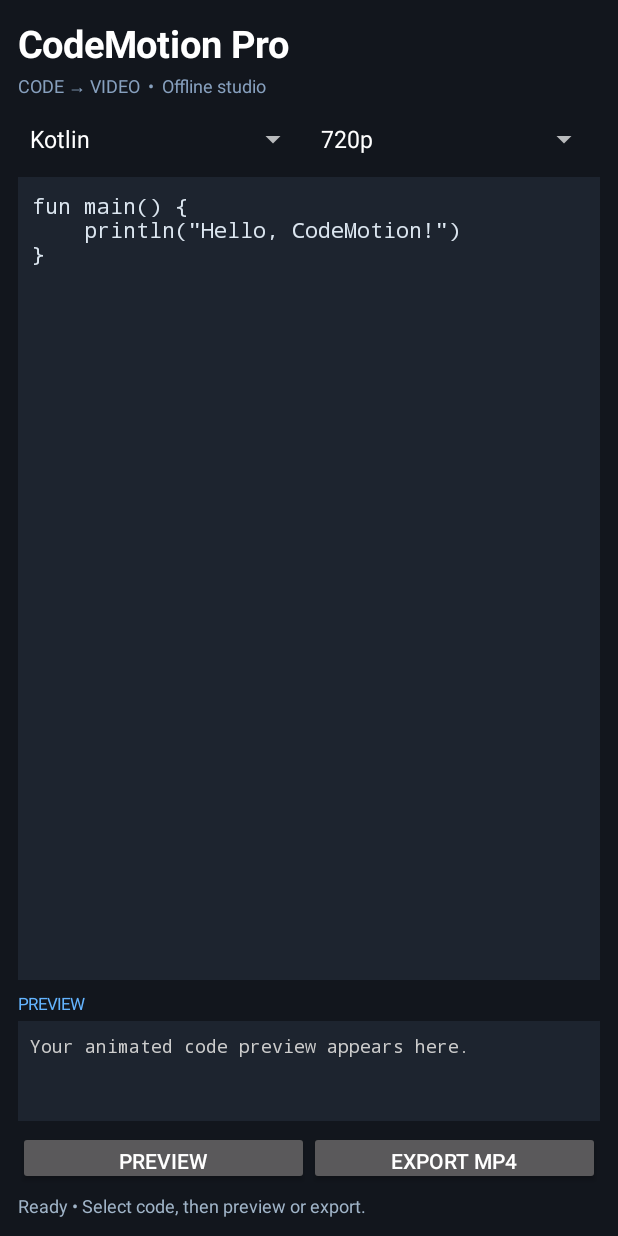
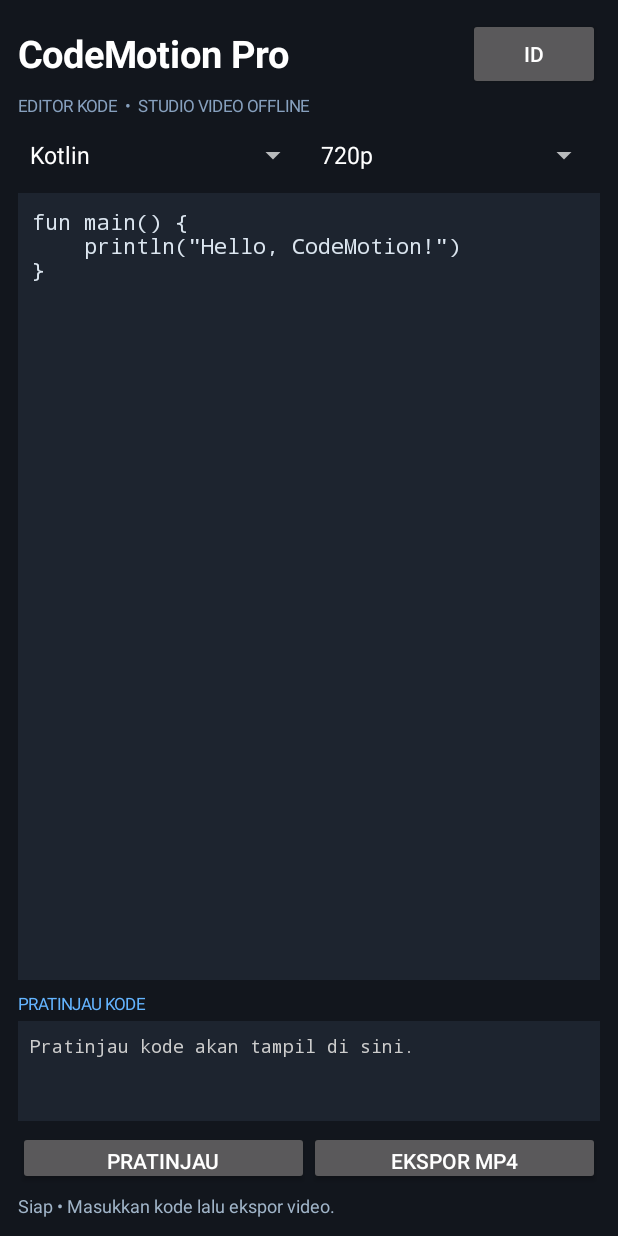
Before and after one commit to suksesjt12-source/CodeMotion-Pro, an Android app: the screen it shows after launch (MainActivity), on a phone screen of 412 x 824 dp. Run offline under Robolectric (Android 15) with nearby library versions, the phone set to English and light mode, and no system bars.

Commit message:
Add bilingual UI and save exported MP4 to gallery

```diff
--- a/app/src/main/java/com/codemotion/pro/MainActivity.kt
+++ b/app/src/main/java/com/codemotion/pro/MainActivity.kt
@@ -1,39 +1,60 @@
 package com.codemotion.pro
 
 import android.app.Activity
+import android.os.Build
 import android.os.Bundle
+import android.content.ContentValues
 import android.graphics.Color
+import android.media.MediaScannerConnection
+import android.net.Uri
+import android.provider.MediaStore
 import android.view.Gravity
 import android.view.ViewGroup
 import android.widget.*
 import android.text.InputType
+import java.io.File
+import java.io.FileInputStream
 
 class MainActivity : Activity() {
     private lateinit var editor: EditText
     private lateinit var preview: TextView
     private lateinit var status: TextView
+    private lateinit var exportButton: Button
     private var language = "Kotlin"
     private var resolution = "720p"
+    private var isIndonesian = true
 
     override fun onCreate(savedInstanceState: Bundle?) {
         super.onCreate(savedInstanceState)
         window.statusBarColor = Color.rgb(22, 27, 36)
         window.navigationBarColor = Color.rgb(22, 27, 36)
+        buildInterface()
+    }
+
+    private fun buildInterface() {
         val root = LinearLayout(this).apply {
             orientation = LinearLayout.VERTICAL
             setPadding(18, 18, 18, 18)
             setBackgroundColor(Color.rgb(18, 22, 29))
         }
-        root.addView(TextView(this).apply {
+        val header = LinearLayout(this).apply { orientation = LinearLayout.HORIZONTAL; gravity = Gravity.CENTER_VERTICAL }
+        header.addView(TextView(this).apply {
             text = "CodeMotion Pro"
             textSize = 25f
             setTextColor(Color.WHITE)
             setTypeface(null, android.graphics.Typeface.BOLD)
-        })
+        }, LinearLayout.LayoutParams(0, -2, 1f))
+        val localeButton = Button(this).apply { text = if (isIndonesian) "ID" else "EN" }
+        localeButton.setOnClickListener {
+            isIndonesian = !isIndonesian
+            buildInterface()
+        }
+        header.addView(localeButton)
+        root.addView(header)
         root.addView(TextView(this).apply {
-            text = "CODE → VIDEO  •  Offline studio"
-            textSize = 12f; setTextColor(Color.rgb(135, 160, 190))
-            setPadding(0, 4, 0, 14)
+            text = if (isIndonesian) "EDITOR KODE  •  STUDIO VIDEO OFFLINE" else "CODE EDITOR  •  OFFLINE VIDEO STUDIO"
+            textSize = 11f; setTextColor(Color.rgb(135, 160, 190))
+            setPadding(0, 4, 0, 12)
         })
         val controls = LinearLayout(this).apply { orientation = LinearLayout.HORIZONTAL }
         val langs = Spinner(this)
@@ -55,7 +76,7 @@ class MainActivity : Activity() {
             setText("fun main() {\n    println(\"Hello, CodeMotion!\")\n}")
             setTextColor(Color.rgb(220, 230, 240))
             setHintTextColor(Color.GRAY)
-            hint = "Paste your code here…"
+            hint = if (isIndonesian) "Tempel kode program di sini…" else "Paste source code here…"
             textSize = 14f
             typeface = android.graphics.Typeface.MONOSPACE
             gravity = Gravity.TOP or Gravity.START
@@ -65,37 +86,88 @@ class MainActivity : Activity() {
             minLines = 9
         }
         root.addView(editor, LinearLayout.LayoutParams(ViewGroup.LayoutParams.MATCH_PARENT, 0, 1f).apply { setMargins(0, 12, 0, 12) })
-        root.addView(TextView(this).apply { text = "PREVIEW"; setTextColor(Color.rgb(100, 180, 255)); textSize = 11f })
+        root.addView(TextView(this).apply {
+            text = if (isIndonesian) "PRATINJAU KODE" else "CODE PREVIEW"
+            setTextColor(Color.rgb(100, 180, 255)); textSize = 11f
+        })
         preview = TextView(this).apply {
-            text = "Your animated code preview appears here."
+            text = if (isIndonesian) "Pratinjau kode akan tampil di sini." else "Your code preview appears here."
             setTextColor(Color.LTGRAY); typeface = android.graphics.Typeface.MONOSPACE; textSize = 12f
             setBackgroundColor(Color.rgb(29, 36, 47)); setPadding(12, 12, 12, 12)
         }
         root.addView(preview, LinearLayout.LayoutParams(-1, 100).apply { setMargins(0, 6, 0, 10) })
         val actions = LinearLayout(this).apply { orientation = LinearLayout.HORIZONTAL }
-        val previewButton = Button(this).apply { text = "Preview" }
+        val previewButton = Button(this).apply { text = if (isIndonesian) "Pratinjau" else "Preview" }
         previewButton.setOnClickListener { preview.text = editor.text.toString().take(600) }
-        val exportButton = Button(this).apply { text = "Export MP4" }
+        exportButton = Button(this).apply { text = if (isIndonesian) "Ekspor MP4" else "Export MP4" }
         exportButton.setOnClickListener { exportVideo() }
         actions.addView(previewButton, LinearLayout.LayoutParams(0, 54, 1f))
         actions.addView(exportButton, LinearLayout.LayoutParams(0, 54, 1f))
         root.addView(actions)
-        status = TextView(this).apply { text = "Ready • Select code, then preview or export."; setTextColor(Color.rgb(160, 180, 200)); textSize = 12f; setPadding(0, 8, 0, 0) }
+        status = TextView(this).apply {
+            text = if (isIndonesian) "Siap • Masukkan kode lalu ekspor video." else "Ready • Enter code, then export video."
+            setTextColor(Color.rgb(160, 180, 200)); textSize = 12f; setPadding(0, 8, 0, 0)
+        }
         root.addView(status)
         setContentView(root)
     }
 
     private fun exportVideo() {
         val source = editor.text.toString()
-        if (source.isBlank()) { status.text = "Masukkan kode terlebih dahulu."; return }
-        status.text = "Rendering video…"
+        if (source.isBlank()) {
+            status.text = if (isIndonesian) "Masukkan kode terlebih dahulu." else "Enter some code first."
+            return
+        }
+        exportButton.isEnabled = false
+        status.text = if (isIndonesian) "Sedang merender video…" else "Rendering video…"
         Thread {
             try {
-                val file = CodeVideoRenderer(this).render(source, language, resolution)
-                runOnUiThread { status.text = "Selesai: " + file.absolutePath }
+                val tempFile = CodeVideoRenderer(this).render(source, language, resolution)
+                val savedUri = saveToGallery(tempFile)
+                runOnUiThread {
+                    exportButton.isEnabled = true
+                    status.text = if (isIndonesian) "Video tersimpan di Movies/CodeMotion Pro" else "Video saved to Movies/CodeMotion Pro"
+                    Toast.makeText(this, if (isIndonesian) "Ekspor video berhasil" else "Video export complete", Toast.LENGTH_LONG).show()
+                }
             } catch (e: Exception) {
-                runOnUiThread { status.text = "Export gagal: " + (e.message ?: "unknown error") }
+                runOnUiThread {
+                    exportButton.isEnabled = true
+                    status.text = (if (isIndonesian) "Ekspor gagal: " else "Export failed: ") + (e.message ?: "unknown error")
+                }
             }
         }.start()
     }
+
+    private fun saveToGallery(source: File): Uri? {
+        val name = source.name
+        if (Build.VERSION.SDK_INT >= Build.VERSION_CODES.Q) {
+            val values = ContentValues().apply {
+                put(MediaStore.Video.Media.DISPLAY_NAME, name)
+                put(MediaStore.Video.Media.MIME_TYPE, "video/mp4")
+                put(MediaStore.Video.Media.RELATIVE_PATH, "Movies/CodeMotion Pro")
+                put(MediaStore.Video.Media.IS_PENDING, 1)
+            }
+            val uri = contentResolver.insert(MediaStore.Video.Media.EXTERNAL_CONTENT_URI, values)
+                ?: throw IllegalStateException("Tidak dapat membuat file video di galeri")
+            try {
+                contentResolver.openOutputStream(uri)?.use { output ->
+                    FileInputStream(source).use { input -> input.copyTo(output) }
+                } ?: throw IllegalStateException("Tidak dapat menulis file video")
+                val complete = ContentValues().apply { put(MediaStore.Video.Media.IS_PENDING, 0) }
+                contentResolver.update(uri, complete, null, null)
+            } catch (e: Exception) {
+                contentResolver.delete(uri, null, null)
+                throw e
+            }
+            source.delete()
+            return uri
+        }
+        val directory = File(getExternalFilesDir(android.os.Environment.DIRECTORY_MOVIES), "CodeMotion Pro")
+        if (!directory.exists() && !directory.mkdirs()) throw IllegalStateException("Tidak dapat membuat folder video")
+        val destination = File(directory, name)
+        source.copyTo(destination, overwrite = true)
+        source.delete()
+        MediaScannerConnection.scanFile(this, arrayOf(destination.absolutePath), arrayOf("video/mp4"), null)
+        return null
+    }
 }
```
